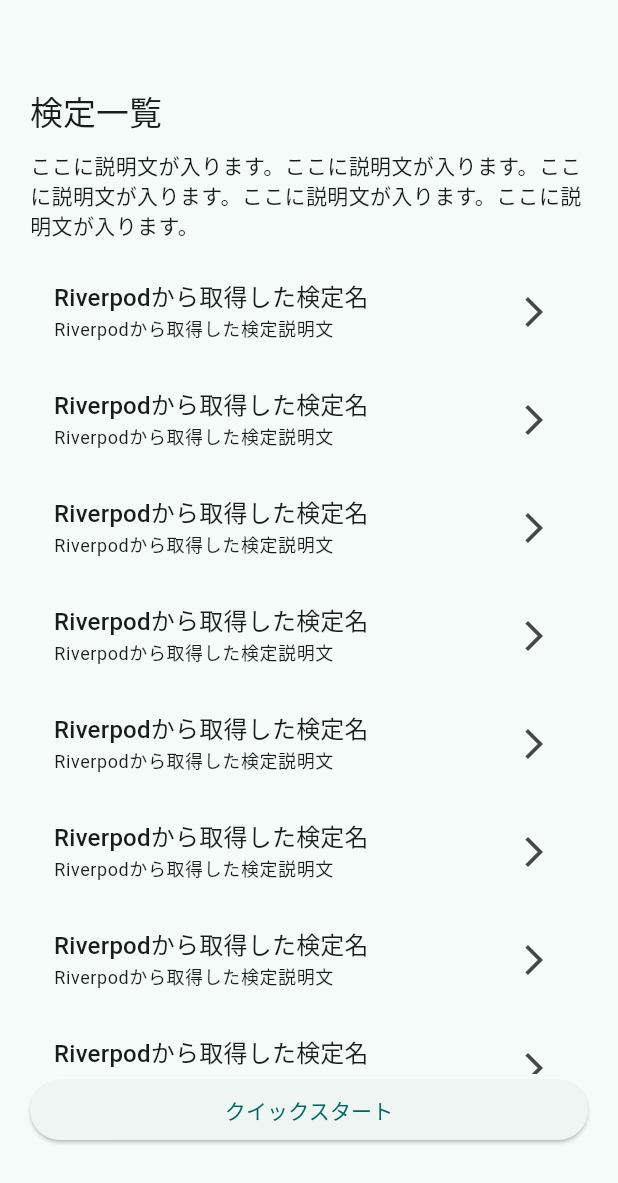
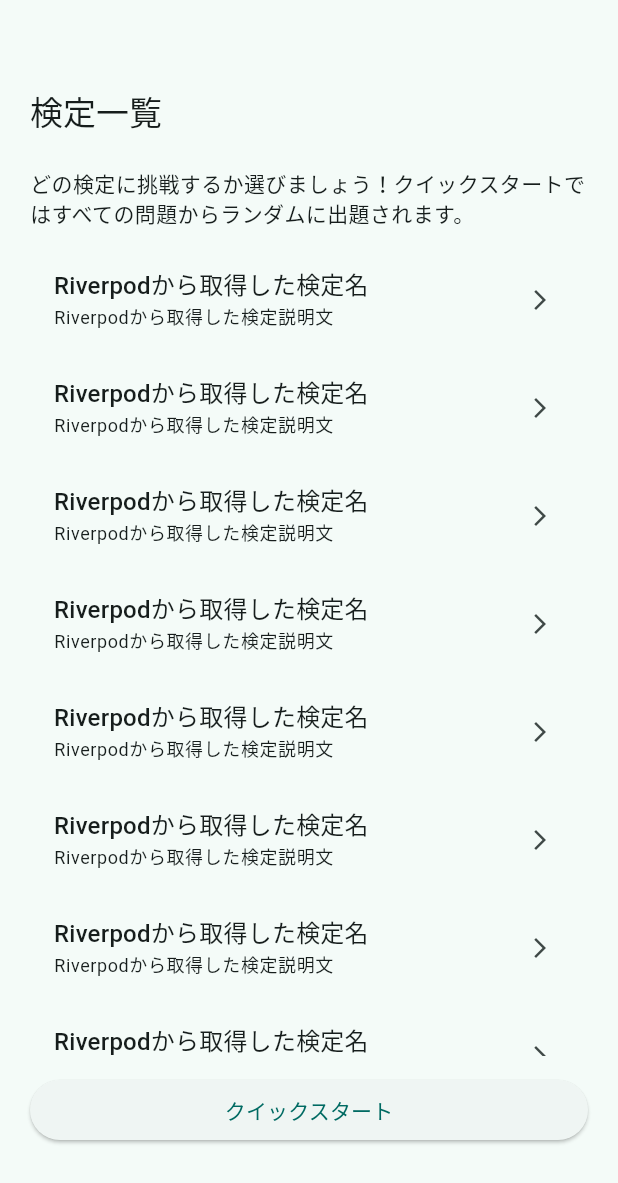
Before and after one commit to tanakahikari-pikka/flutter_certification, a Flutter app: the _Scaffold screen opened directly, on a phone screen of 412 x 824 dp. Shown: the top 1183 px of the screen. Run offline on Flutter 3.47's test engine with Material 2 defaults, Android fonts, the phone set to English and light mode, and no system bars; our stand-ins replace cloud_firestore, firebase_core, gap, hooks_riverpod; accounts and stored records are empty.

Commit message:
レビュー対応

```diff
--- a/lib/examination/ui/screen/exam_index/exam_index_content_list.dart
+++ b/lib/examination/ui/screen/exam_index/exam_index_content_list.dart
@@ -23,7 +23,7 @@
             "Riverpodから取得した検定説明文",
             style: Theme.of(context).textTheme.bodySmall,
           ),
-          trailing: const Icon(Icons.arrow_forward_ios),
+          trailing: const Icon(Icons.arrow_forward_ios, size: 16),
         );
       },
     );
--- a/lib/examination/ui/screen/exam_index/exam_index_scaffold.dart
+++ b/lib/examination/ui/screen/exam_index/exam_index_scaffold.dart
@@ -17,12 +17,13 @@
               I18n().examIndexTitle,
               style: Theme.of(context).textTheme.titleLarge,
             ),
-            const Gap(12),
+            const Gap(24),
             Text(I18n().examIndexDescription),
             const Gap(12),
             const Expanded(
               child: ExamList(),
             ),
+            const Gap(12),
             ElevatedButton(
                 onPressed: () {
                   Navigator.pushNamed(context, '/exam_detail_screen');
--- a/lib/home.dart
+++ b/lib/home.dart
@@ -1,5 +1,6 @@
 import 'package:flutter/material.dart';
-import 'package:the_natures_app/examination/ui/screen/exam_index_screen/exam_index_screen.dart';
+import 'package:the_natures_app/examination/ui/screen/exam_index/exam_index_screen.dart';
+
 import 'package:the_natures_app/resource/intl_resource.dart';
 
 class Home extends StatefulWidget {
--- a/lib/resource/intl_resource.dart
+++ b/lib/resource/intl_resource.dart
@@ -10,6 +10,6 @@
   // exam_index_screen
   String get examIndexTitle => '検定一覧';
   String get examIndexDescription =>
-      'ここに説明文が入ります。ここに説明文が入ります。ここに説明文が入ります。ここに説明文が入ります。ここに説明文が入ります。';
+      'どの検定に挑戦するか選びましょう！クイックスタートではすべての問題からランダムに出題されます。';
   String get examIndexQuickStart => 'クイックスタート';
 }
```
Also changed, not shown: pubspec.lock, 1 other file.
